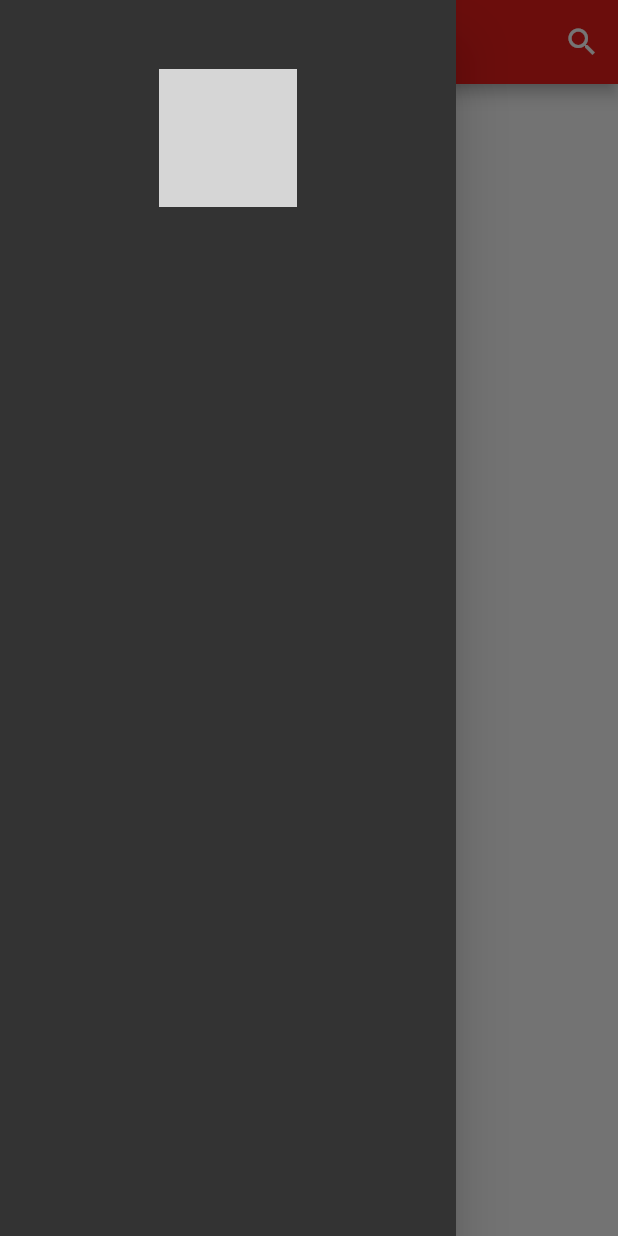
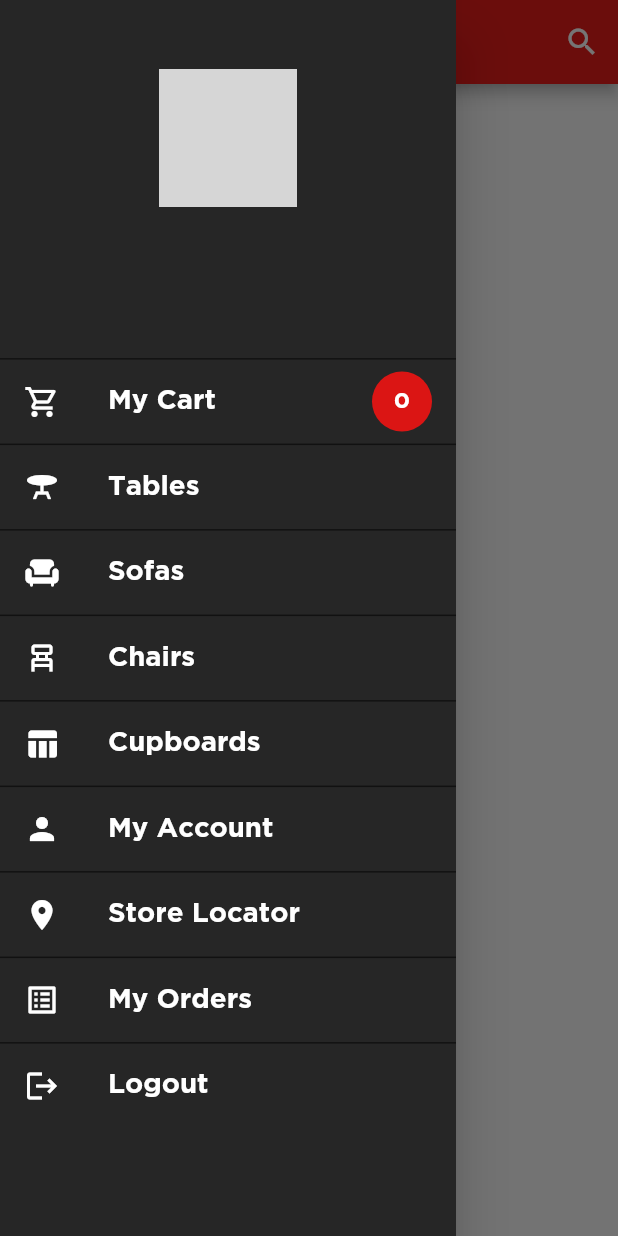
Before and after one commit to mahendra89s/NeoSTORE_Flutter, a Flutter app: the HomeScreen screen opened by its route, with the side drawer open, on a phone screen of 412 x 824 dp. Run offline on Flutter 3.47's test engine with Material 2 defaults, Android fonts, the light colour scheme and no system bars; our stand-ins replace flutter_riverpod, flutter_screenutil, fluttertoast, freezed_annotation, riverpod and 1 more; missing offline and left inert: dart:ffi; accounts and stored records are empty; network calls fail; grey boxes are pictures that could not be loaded.

Commit message:
home and drawer implementation completed

```diff
--- a/lib/main.dart
+++ b/lib/main.dart
@@ -28,8 +28,8 @@ class MyApp extends StatelessWidget {
         home: const LoginPage(),
         debugShowCheckedModeBanner: false,
         initialRoute: UserPreference.getIsUserLoggedIn()
-            ? RouteConstants.loginRoute
-            : RouteConstants.homeRoute,
+            ? RouteConstants.homeRoute
+            : RouteConstants.loginRoute,
         onGenerateRoute: RouteGenerator.generateRoute,
       );
     });
--- a/lib/route/route_constants.dart
+++ b/lib/route/route_constants.dart
@@ -2,4 +2,13 @@ class RouteConstants {
   static const String loginRoute = '/';
   static const String homeRoute = '/home';
   static const String signUpRoute = '/signup';
+  static const String myCart = '/mycart';
+
+  static const String productList = '/productList';
+
+  static const String myAccount = '/myaccount';
+  static const String storeLocator = '/storelocator';
+
+  static const String myOrder = '/myorder';
+  static const String logout = '/logout';
 }
--- a/lib/screens/authentication/data/service/authentication_api_service.dart
+++ b/lib/screens/authentication/data/service/authentication_api_service.dart
@@ -22,6 +22,7 @@ class AuthenticationApiService {
             await UserPreference.setUser(data);
             await UserPreference.setIsUserLoggedIn(
                 data.data?.accessToken ?? "");
+            await UserPreference.setAccessToken(data.data?.accessToken ?? "");
             return CommonApiStatus.success(data: data);
           }
         default:
@@ -47,6 +48,7 @@ class AuthenticationApiService {
             await UserPreference.setUser(data);
             await UserPreference.setIsUserLoggedIn(
                 data.data?.accessToken ?? "");
+            await UserPreference.setAccessToken(data.data?.accessToken ?? "");
             return CommonApiStatus.success(data: data);
           }
         default:
--- a/lib/screens/home/data/service/api_service.dart
+++ b/lib/screens/home/data/service/api_service.dart
@@ -11,17 +11,19 @@ class ApiService {
   Future<CommonApiStatus> getUserDetails() async {
     try {
       const user = Constant.BASE_URL + Constant.USER_DATA;
+      print("URL" + user);
       Map<String, String> header = {
         "access_token": UserPreference.getAccessToken()
       };
-      final response = await http.post(Uri.parse(user), headers: header);
-
+      final response = await http.get(Uri.parse(user), headers: header);
+      print(response);
       final data = UserModelResponse.fromJson(jsonDecode(response.body));
       switch (data.status) {
         case 200:
           {
             UserPreference.setUserData(jsonEncode(data.data?.data));
             UserPreference.setNoOfCart(data.data?.totalCarts ?? 0);
+            UserPreference.setProductCategories(data.data?.productCategories);
             return CommonApiStatus.success(data: data);
           }
         default:
--- a/lib/screens/home/presentation/common_model/product_categories.dart
+++ b/lib/screens/home/presentation/common_model/product_categories.dart
@@ -8,7 +8,7 @@ class ProductCategories with _$ProductCategories {
   const factory ProductCategories(
     @JsonKey(name: 'id') int? id,
     @JsonKey(name: 'name') String? name,
-    @JsonKey(name: 'iconImage') String? iconImage,
+    @JsonKey(name: 'icon_image') String? iconImage,
     @JsonKey(name: 'created') String? created,
     @JsonKey(name: 'modified') String? modified,
   ) = _ProductCategories;
--- a/lib/screens/home/presentation/home_page/view/home_screen.dart
+++ b/lib/screens/home/presentation/home_page/view/home_screen.dart
@@ -1,35 +1,31 @@
 import 'package:flutter/material.dart';
+import 'package:flutter_riverpod/flutter_riverpod.dart';
 import 'package:flutter_screenutil/flutter_screenutil.dart';
+import 'package:neostore_app/screens/home/presentation/home_page/view/home_page.dart';
 import 'package:neostore_app/screens/home/presentation/utils/my_drawer.dart';
+import 'package:neostore_app/utils/app_colors.dart';
 import 'package:neostore_app/utils/custom_app_bar.dart';
 import 'package:neostore_app/utils/string_resources.dart';
 
-class HomeScreen extends StatefulWidget {
+import '../../../../../config/common_api_status_model.dart';
+import '../../../../../config/common_api_status_model.dart';
+import '../../../../../config/common_api_status_model.dart';
+import '../../../../../utils/loader.dart';
+import '../provider/home_provider.dart';
+
+class HomeScreen extends ConsumerWidget {
   const HomeScreen({super.key});
 
   @override
-  State<HomeScreen> createState() => _HomeScreenState();
-}
+  Widget build(BuildContext context, WidgetRef ref) {
+    final GlobalKey<ScaffoldState> _scaffoldkey = GlobalKey<ScaffoldState>();
 
-class _HomeScreenState extends State<HomeScreen> {
-  GlobalKey<ScaffoldState> _scaffoldkey = GlobalKey<ScaffoldState>();
-  @override
-  void initState() {
-    super.initState();
-  }
-
-  @override
-  Widget build(BuildContext context) {
     final List<Widget> widget = [
       IconButton(
         icon: const Icon(Icons.search),
         onPressed: () => {},
       )
     ];
-
-    menuClicked() {
-      _scaffoldkey.currentState?.openDrawer();
-    }
 
     return ScreenUtilInit(
         designSize: const Size(1080, 1920),
@@ -41,10 +37,26 @@ class _HomeScreenState extends State<HomeScreen> {
                   title: StringResources.neoStore,
                   appBar: AppBar(),
                   isMenu: true,
-              menuIconClicked: menuClicked,
-            ),
-            drawer: MyDrawer(),
-          );
+                  menuIconClicked: () {
+                    _scaffoldkey.currentState?.openDrawer();
+                  }),
+              drawer: const MyDrawer(),
+              body: Consumer(builder: (context, ref, child) {
+                ref.watch(getUserDataProvider.notifier).callUserDataApi();
+                Status apiCallState = ref.watch(getUserDataProvider);
+
+                if (apiCallState == Status.loading) {
+                  return const Loader();
+                }
+                if (apiCallState == Status.success) {
+                  return const HomePage();
+                }
+                if (apiCallState == Status.failure) {
+                  return const Text("Failed");
+                }
+
+                return const Text("");
+              }));
         });
   }
 }
--- a/lib/screens/home/presentation/utils/my_drawer.dart
+++ b/lib/screens/home/presentation/utils/my_drawer.dart
@@ -1,5 +1,4 @@
 import 'package:flutter/material.dart';
-import 'package:flutter_riverpod/flutter_riverpod.dart';
 import 'package:flutter_screenutil/flutter_screenutil.dart';
 import 'package:neostore_app/route/route_constants.dart';
 import 'package:neostore_app/shared_preferences/user_shared_preference.dart';
@@ -8,16 +7,15 @@ import 'package:neostore_app/utils/string_resources.dart';
 
 import '../../../authentication/presentation/login_page/model/login_response_data.dart';
 import '../common_model/drawer_model.dart';
-import '../home_page/provider/home_provider.dart';
 
-class MyDrawer extends ConsumerStatefulWidget {
+class MyDrawer extends StatefulWidget {
   const MyDrawer({super.key});
 
   @override
-  ConsumerState<MyDrawer> createState() => _MyDrawerState();
+  State<MyDrawer> createState() => _MyDrawerState();
 }
 
-class _MyDrawerState extends ConsumerState<MyDrawer> {
+class _MyDrawerState extends State<MyDrawer> {
   LoginResponseData? userData;
   int? cartCount = 0;
 
@@ -28,101 +26,93 @@ class _MyDrawerState extends ConsumerState<MyDrawer> {
                 color: AppColors.White,
                 fontSize: 48.sp,
                 fontWeight: FontWeight.bold)),
-        leadingIcon: const Icon(Icons.shopping_cart_outlined),
+        leadingIcon: const Icon(
+          Icons.shopping_cart_outlined,
+          color: AppColors.White,
+        ),
         showCartCount: true,
         cartCount: 0,
-        route: RouteConstants.homeRoute),
+        route: RouteConstants.myCart),
     DrawerModel(
         title: Text(StringResources.tables,
             style: TextStyle(
                 color: AppColors.White,
                 fontSize: 48.sp,
                 fontWeight: FontWeight.bold)),
-        leadingIcon: const Icon(
-          Icons.table_bar_sharp,
-        ),
-        route: RouteConstants.homeRoute),
+        leadingIcon: const Icon(Icons.table_bar_sharp, color: AppColors.White),
+        route: RouteConstants.productList),
     DrawerModel(
         title: Text(StringResources.sofas,
             style: TextStyle(
                 color: AppColors.White,
                 fontSize: 48.sp,
                 fontWeight: FontWeight.bold)),
-        leadingIcon: const Icon(Icons.chair),
-        route: RouteConstants.homeRoute),
+        leadingIcon: const Icon(Icons.chair, color: AppColors.White),
+        route: RouteConstants.productList),
     DrawerModel(
         title: Text(StringResources.chairs,
             style: TextStyle(
                 color: AppColors.White,
                 fontSize: 48.sp,
                 fontWeight: FontWeight.bold)),
-        leadingIcon: const Icon(Icons.chair_alt_outlined),
-        route: RouteConstants.homeRoute),
-    DrawerModel(
-        title: Text(StringResources.myCart,
-            style: TextStyle(
-                color: AppColors.White,
-                fontSize: 48.sp,
-                fontWeight: FontWeight.bold)),
-        leadingIcon: const Icon(Icons.shopping_cart_outlined),
-        route: RouteConstants.homeRoute),
+        leadingIcon:
+            const Icon(Icons.chair_alt_outlined, color: AppColors.White),
+        route: RouteConstants.productList),
     DrawerModel(
         title: Text(StringResources.cupboards,
             style: TextStyle(
                 color: AppColors.White,
                 fontSize: 48.sp,
                 fontWeight: FontWeight.bold)),
-        leadingIcon: const Icon(Icons.table_chart),
-        route: RouteConstants.homeRoute),
+        leadingIcon: const Icon(Icons.table_chart, color: AppColors.White),
+        route: RouteConstants.productList),
     DrawerModel(
         title: Text(StringResources.myAccount,
             style: TextStyle(
                 color: AppColors.White,
                 fontSize: 48.sp,
                 fontWeight: FontWeight.bold)),
-        leadingIcon: const Icon(Icons.person),
-        route: RouteConstants.homeRoute),
+        leadingIcon: const Icon(Icons.person, color: AppColors.White),
+        route: RouteConstants.myAccount),
     DrawerModel(
         title: Text(StringResources.storeLocator,
             style: TextStyle(
                 color: AppColors.White,
                 fontSize: 48.sp,
                 fontWeight: FontWeight.bold)),
-        leadingIcon: const Icon(Icons.location_on),
-        route: RouteConstants.homeRoute),
+        leadingIcon: const Icon(Icons.location_on, color: AppColors.White),
+        route: RouteConstants.storeLocator),
     DrawerModel(
-        title: Text(StringResources.myCart,
+        title: Text(StringResources.myOrders,
             style: TextStyle(
                 color: AppColors.White,
                 fontSize: 48.sp,
                 fontWeight: FontWeight.bold)),
-        leadingIcon: const Icon(Icons.shopping_cart_outlined),
-        route: RouteConstants.homeRoute),
+        leadingIcon: const Icon(Icons.list_alt, color: AppColors.White),
+        route: RouteConstants.myOrder),
     DrawerModel(
         title: Text(StringResources.logout,
             style: TextStyle(
                 color: AppColors.White,
                 fontSize: 48.sp,
                 fontWeight: FontWeight.bold)),
-        leadingIcon: const Icon(Icons.logout),
-        route: RouteConstants.homeRoute),
+        leadingIcon: const Icon(Icons.logout, color: AppColors.White),
+        route: RouteConstants.logout),
   ];
   @override
-  void initState() async {
+  void initState() {
     super.initState();
-    final apiCallProvider = ref.watch(getUserDataProvider.notifier);
-    await apiCallProvider.callUserDataApi();
     userData = UserPreference.getUserData();
     cartCount = UserPreference.getNoOfCart();
     drawerList[0].cartCount = cartCount;
   }
 
   Widget buildProfile() {
-    return Column(
+    return Padding(
+      padding: EdgeInsets.only(top: 107.h, bottom: 50.h),
+      child: Column(
+        mainAxisAlignment: MainAxisAlignment.center,
         children: [
-        SizedBox(
-          height: 107.h,
-        ),
           CircleAvatar(
               radius: 46,
               backgroundImage: NetworkImage(userData?.profilePic ??
@@ -148,23 +138,31 @@ class _MyDrawerState extends ConsumerState<MyDrawer> {
                 fontWeight: FontWeight.bold),
           ),
         ],
+      ),
     );
   }
 
   Widget list() {
-    return ListView.builder(itemBuilder: (context, index) {
+    return ListView.builder(
+        itemCount: drawerList.length,
+        itemBuilder: (context, index) {
           return itemListView(drawerList[index]);
         });
   }
 
   Widget itemListView(DrawerModel drawerModel) {
-    return ListTile(
+    return Container(
+      decoration: const BoxDecoration(
+          border:
+              Border(top: BorderSide(color: AppColors.LightBlack, width: 1.0))),
+      child: ListTile(
         leading: drawerModel.leadingIcon,
         title: drawerModel.title,
         trailing: drawerModel.showCartCount == true
             ? cartCountWidget(drawerModel.cartCount ?? 0)
             : null,
         onTap: () => onItemTap(drawerModel),
+      ),
     );
   }
 
@@ -182,16 +180,25 @@ class _MyDrawerState extends ConsumerState<MyDrawer> {
   }
 
   void onItemTap(DrawerModel drawerModel) {
+    if (drawerModel.route == RouteConstants.logout) {
+      UserPreference.setIsUserLoggedIn("");
+      UserPreference.setAccessToken("");
+      Navigator.pushNamedAndRemoveUntil(
+          context, RouteConstants.loginRoute, (Route<dynamic> route) => false);
+    } else {
       Navigator.pushNamed(context, drawerModel.route);
+    }
   }
 
   @override
   Widget build(BuildContext context) {
     return Drawer(
+      child: SafeArea(
         child: Container(
-        color: AppColors.MediumBlack,
-        child: ListView(
-          children: [buildProfile()],
+          color: AppColors.DarkGrey,
+          child: Column(
+            children: [buildProfile(), Expanded(child: list())],
+          ),
         ),
       ),
     );
--- a/lib/utils/custom_app_bar.dart
+++ b/lib/utils/custom_app_bar.dart
@@ -8,8 +8,8 @@ class MyAppBar extends StatelessWidget implements PreferredSizeWidget {
   final AppBar appBar;
   final List<Widget> widgets;
   final bool? isMenu;
-  final Function()? menuIconClicked;
-  const MyAppBar(
+  Function? menuIconClicked;
+  MyAppBar(
       {Key? key,
       required this.widgets,
       required this.title,
@@ -20,18 +20,14 @@ class MyAppBar extends StatelessWidget implements PreferredSizeWidget {
   @override
   Widget build(BuildContext context) {
     return AppBar(
-      leading: isMenu == true
+      leading: isMenu == false
           ? IconButton(
-              onPressed: () {
-                menuIconClicked;
-              },
-              icon: const Icon(Icons.menu_outlined))
-          : IconButton(
               icon: const Icon(Icons.arrow_back_ios),
               onPressed: () {
                 Navigator.pop(context);
               },
-            ),
+            )
+          : null,
       title: Text(
         title,
         style: TextStyle(
```
Also changed, not shown: lib/screens/home/presentation/home_page/provider/home_provider.dart (+23 -24 lines), lib/screens/home/presentation/home_page/view/home_page.dart (added, +139 -0 lines), lib/shared_preferences/user_shared_preference.dart (+17 -0 lines), lib/utils/loader.dart (added, +20 -0 lines), lib/screens/home/presentation/common_model/product_categories.freezed.dart, lib/screens/home/presentation/common_model/product_categories.g.dart. Lines whose indentation alone changed are shown as unchanged.
